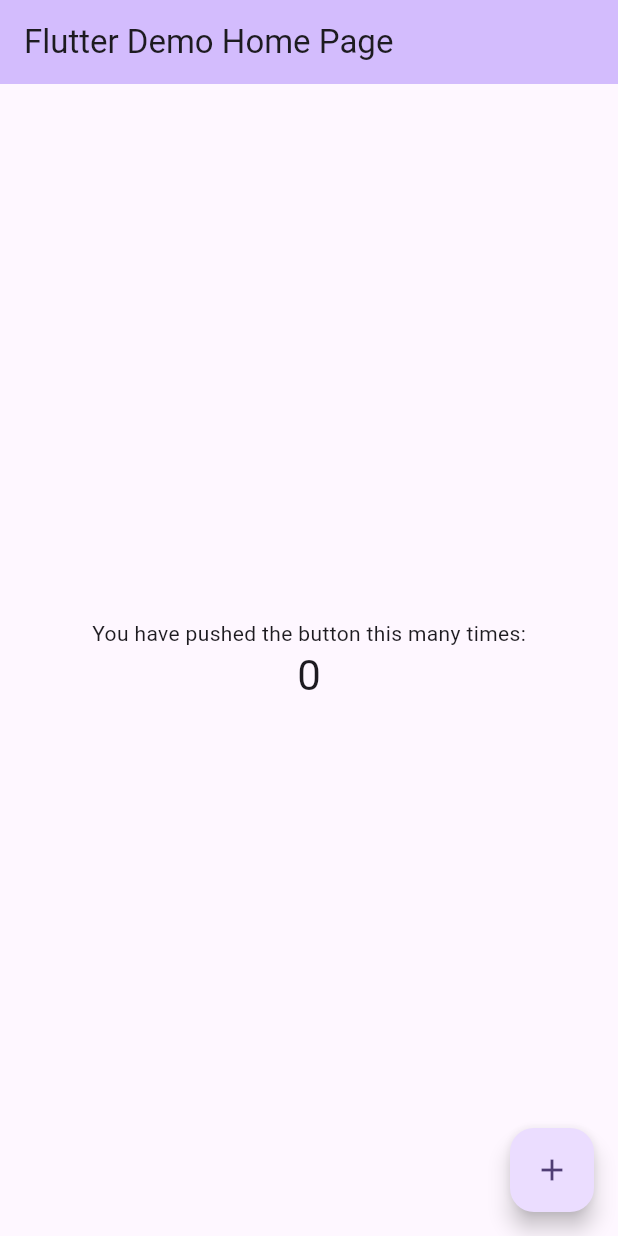
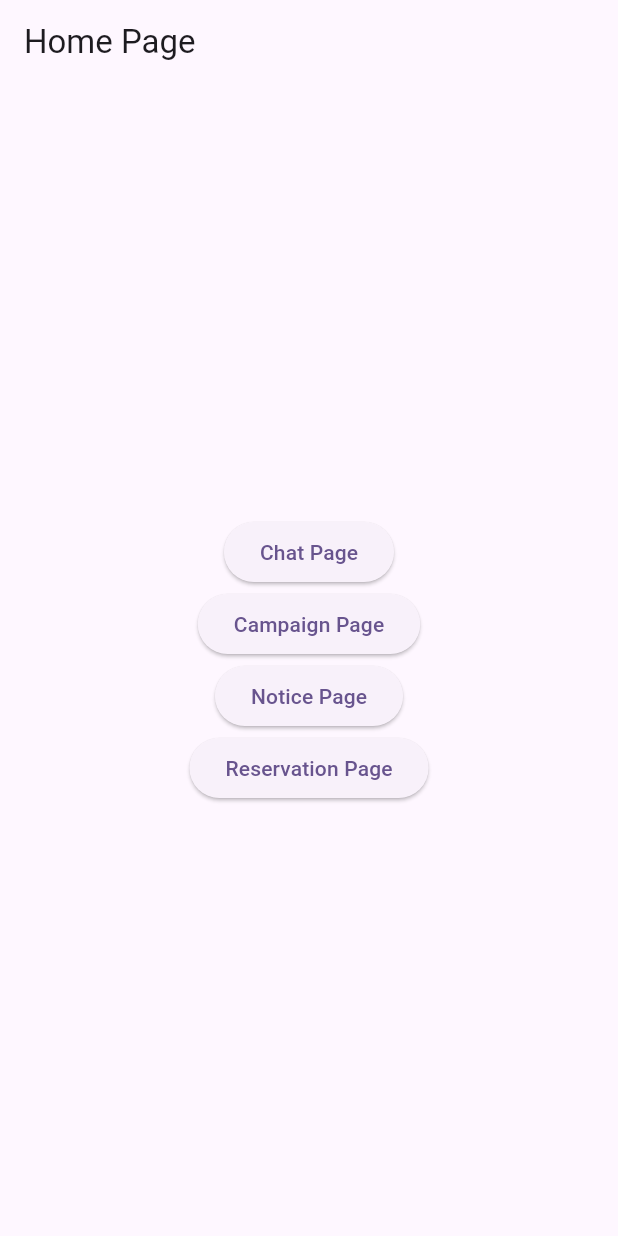
Before and after one commit to cherrie-k/K-HTML-Flutter, a Flutter app: the screen it shows after launch, on a phone screen of 412 x 824 dp. Run offline on Flutter 3.47's test engine with Material 3 defaults, Android fonts, the phone set to English and light mode, and no system bars.

Commit message:
initial settings

```diff
--- /dev/null
+++ b/lib/home/home_page.dart
@@ -0,0 +1,45 @@
+import 'package:flutter/material.dart';
+
+class HomePage extends StatelessWidget {
+  const HomePage({super.key});
+
+  @override
+  Widget build(BuildContext context) {
+    return Scaffold(
+      appBar: AppBar(
+        title: Text('Home Page'),
+      ),
+      body: Center(
+        child: Column(
+          mainAxisAlignment: MainAxisAlignment.center,
+          children: [
+            ElevatedButton(
+              onPressed: () {
+                Navigator.pushNamed(context, '/chat');
+              },
+              child: Text('Chat Page'),
+            ),
+            ElevatedButton(
+              onPressed: () {
+                Navigator.pushNamed(context, '/campaign');
+              },
+              child: Text('Campaign Page'),
+            ),
+            ElevatedButton(
+              onPressed: () {
+                Navigator.pushNamed(context, '/notice');
+              },
+              child: Text('Notice Page'),
+            ),
+            ElevatedButton(
+              onPressed: () {
+                Navigator.pushNamed(context, '/reservation');
+              },
+              child: Text('Reservation Page'),
+            ),
+          ],
+        ),
+      ),
+    );
+  }
+}
--- a/lib/main.dart
+++ b/lib/main.dart
@@ -1,4 +1,9 @@
 import 'package:flutter/material.dart';
+import 'package:k_html_flutter/campaign/campaign_page.dart';
+import 'package:k_html_flutter/chat/chat_page.dart';
+import 'package:k_html_flutter/home/home_page.dart';
+import 'package:k_html_flutter/notice/notice_page.dart';
+import 'package:k_html_flutter/reservation/reservation_page.dart';
 
 void main() {
   runApp(const MyApp());
@@ -7,119 +12,23 @@
 class MyApp extends StatelessWidget {
   const MyApp({super.key});
 
-  // This widget is the root of your application.
   @override
   Widget build(BuildContext context) {
     return MaterialApp(
       title: 'Flutter Demo',
+      debugShowCheckedModeBanner: false,
       theme: ThemeData(
-        // This is the theme of your application.
-        //
-        // TRY THIS: Try running your application with "flutter run". You'll see
-        // the application has a purple toolbar. Then, without quitting the app,
-        // try changing the seedColor in the colorScheme below to Colors.green
-        // and then invoke "hot reload" (save your changes or press the "hot
-        // reload" button in a Flutter-supported IDE, or press "r" if you used
-        // the command line to start the app).
-        //
-        // Notice that the counter didn't reset back to zero; the application
-        // state is not lost during the reload. To reset the state, use hot
-        // restart instead.
-        //
-        // This works for code too, not just values: Most code changes can be
-        // tested with just a hot reload.
         colorScheme: ColorScheme.fromSeed(seedColor: Colors.deepPurple),
         useMaterial3: true,
       ),
-      home: const MyHomePage(title: 'Flutter Demo Home Page'),
+      routes: {
+        '/home' : (context) => HomePage(),
+        '/chat' : (context) => ChatPage(),
+        '/campaign' : (context) => CampaignPage(),
+        '/notice' : (context) => NoticePage(),
+        '/reservation' : (context) => ReservationPage(),
+      },
+      home: const HomePage(),
     );
   }
 }
-
-class MyHomePage extends StatefulWidget {
-  const MyHomePage({super.key, required this.title});
-
-  // This widget is the home page of your application. It is stateful, meaning
-  // that it has a State object (defined below) that contains fields that affect
-  // how it looks.
-
-  // This class is the configuration for the state. It holds the values (in this
-  // case the title) provided by the parent (in this case the App widget) and
-  // used by the build method of the State. Fields in a Widget subclass are
-  // always marked "final".
-
-  final String title;
-
-  @override
-  State<MyHomePage> createState() => _MyHomePageState();
-}
-
-class _MyHomePageState extends State<MyHomePage> {
-  int _counter = 0;
-
-  void _incrementCounter() {
-    setState(() {
-      // This call to setState tells the Flutter framework that something has
-      // changed in this State, which causes it to rerun the build method below
-      // so that the display can reflect the updated values. If we changed
-      // _counter without calling setState(), then the build method would not be
-      // called again, and so nothing would appear to happen.
-      _counter++;
-    });
-  }
-
-  @override
-  Widget build(BuildContext context) {
-    // This method is rerun every time setState is called, for instance as done
-    // by the _incrementCounter method above.
-    //
-    // The Flutter framework has been optimized to make rerunning build methods
-    // fast, so that you can just rebuild anything that needs updating rather
-    // than having to individually change instances of widgets.
-    return Scaffold(
-      appBar: AppBar(
-        // TRY THIS: Try changing the color here to a specific color (to
-        // Colors.amber, perhaps?) and trigger a hot reload to see the AppBar
-        // change color while the other colors stay the same.
-        backgroundColor: Theme.of(context).colorScheme.inversePrimary,
-        // Here we take the value from the MyHomePage object that was created by
-        // the App.build method, and use it to set our appbar title.
-        title: Text(widget.title),
-      ),
-      body: Center(
-        // Center is a layout widget. It takes a single child and positions it
-        // in the middle of the parent.
-        child: Column(
-          // Column is also a layout widget. It takes a list of children and
-          // arranges them vertically. By default, it sizes itself to fit its
-          // children horizontally, and tries to be as tall as its parent.
-          //
-          // Column has various properties to control how it sizes itself and
-          // how it positions its children. Here we use mainAxisAlignment to
-          // center the children vertically; the main axis here is the vertical
-          // axis because Columns are vertical (the cross axis would be
-          // horizontal).
-          //
-          // TRY THIS: Invoke "debug painting" (choose the "Toggle Debug Paint"
-          // action in the IDE, or press "p" in the console), to see the
-          // wireframe for each widget.
-          mainAxisAlignment: MainAxisAlignment.center,
-          children: <Widget>[
-            const Text(
-              'You have pushed the button this many times:',
-            ),
-            Text(
-              '$_counter',
-              style: Theme.of(context).textTheme.headlineMedium,
-            ),
-          ],
-        ),
-      ),
-      floatingActionButton: FloatingActionButton(
-        onPressed: _incrementCounter,
-        tooltip: 'Increment',
-        child: const Icon(Icons.add),
-      ), // This trailing comma makes auto-formatting nicer for build methods.
-    );
-  }
-}
```
Also changed, not shown: lib/campaign/campaign_page.dart (added, +16 -0 lines), lib/chat/chat_page.dart (added, +16 -0 lines), lib/notice/notice_page.dart (added, +16 -0 lines), lib/reservation/reservation_page.dart (added, +16 -0 lines), 28 other files.
